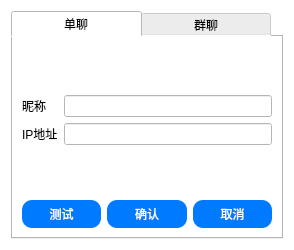
Before: the Qt Designer form Qt-IM/add.ui in XiaoZheng2003/BIT-QT-IM, drawn with Qt 5.
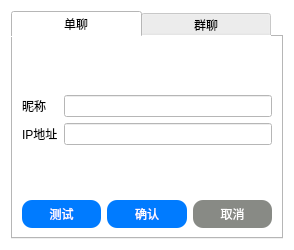
After: the same form once the commit is applied.

```diff
--- a/Qt-IM/add.ui
+++ b/Qt-IM/add.ui
@@ -118,12 +118,17 @@
           <widget class="QPushButton" name="personCancel">
            <property name="styleSheet">
             <string notr="true">QPushButton {
-               background-color:#007BFF;
+               background-color:rgb(136, 138, 133);
                color: white;
                padding: 5px;
                border: none;
                border-radius: 10px;
- }</string>
+ }
+
+
+QPushButton:hover {
+              background-color:  rgb(211, 215, 207);
+}</string>
            </property>
            <property name="text">
             <string>取消</string>
```
Left out of the diff: 31 changed lines with no effect on the pictures.
